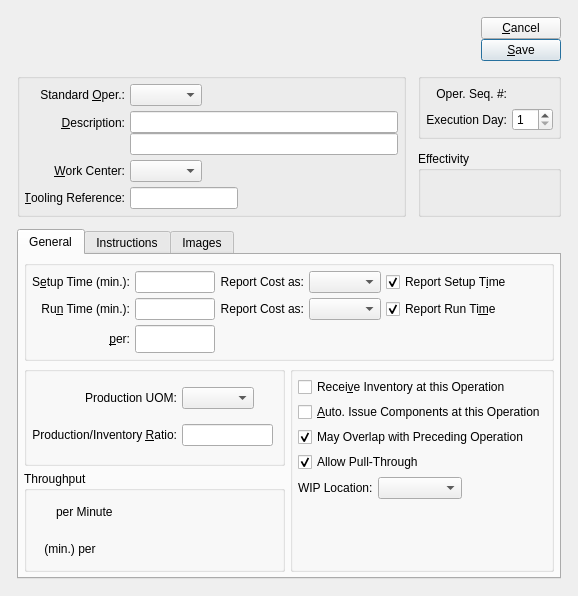
Old version of the form xtuple/trunk/guiclient/booItem.ui in the repository WooodHead/xtuple.
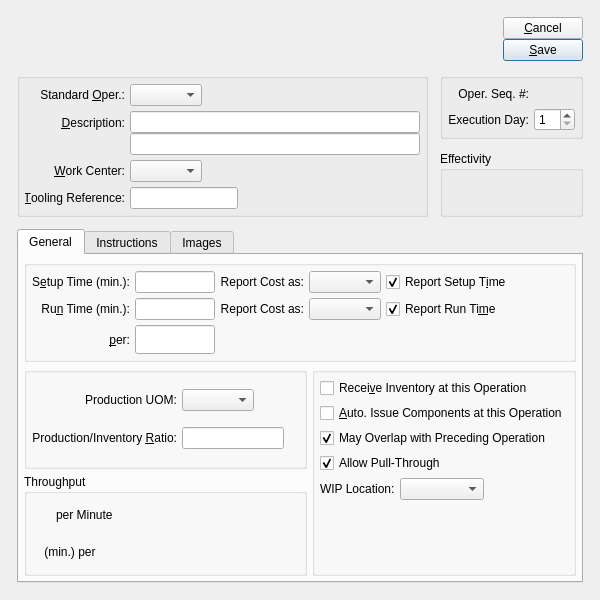
New version of the form. Custom widgets are drawn as their Qt base class.

Commit message: issue #7500:  Touch up UI.

```diff
--- a/xtuple/trunk/guiclient/booItem.ui
+++ b/xtuple/trunk/guiclient/booItem.ui
@@ -8,8 +8,8 @@
    <rect>
     <x>0</x>
     <y>0</y>
-    <width>578</width>
-    <height>596</height>
+    <width>600</width>
+    <height>600</height>
    </rect>
   </property>
   <property name="sizePolicy" >
```
Left out of the diff: 2 changed lines with no effect on the pictures.
